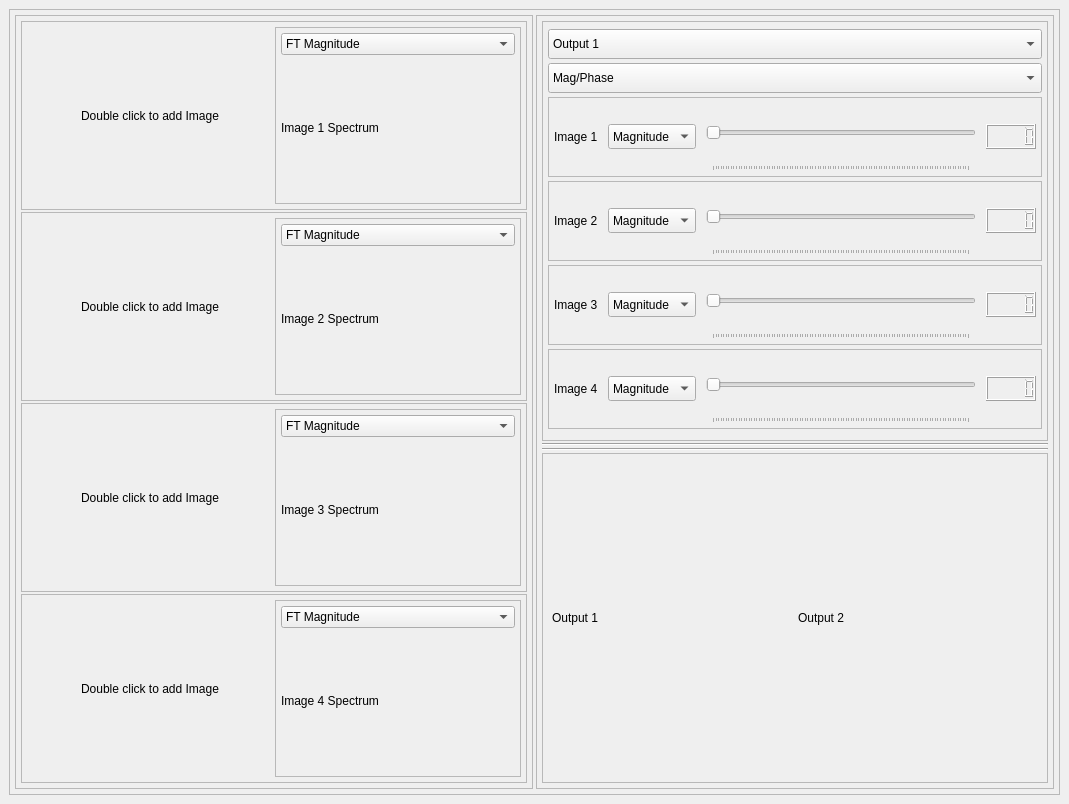
OmarAtef0/Fourier-Transform-Mixer, file task4.ui: the form before one commit.
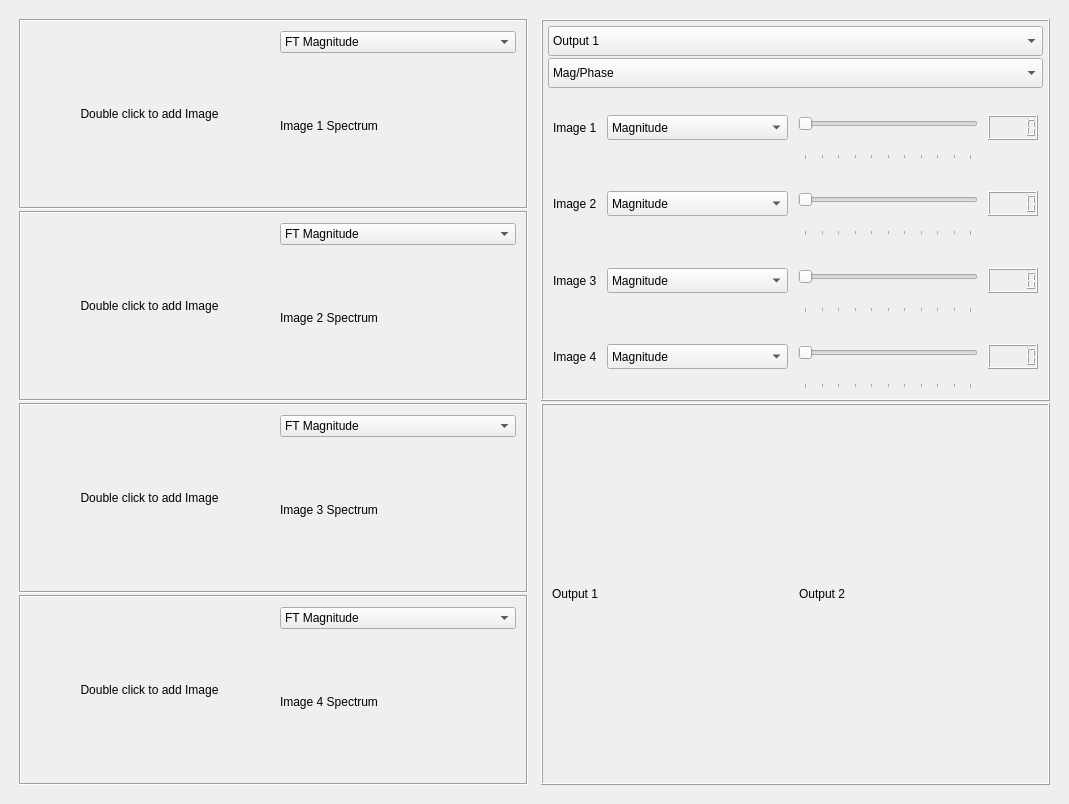
The form after the commit.

Diff of the .ui file:
```diff
--- a/task4.ui
+++ b/task4.ui
@@ -18,11 +18,14 @@
     <item>
      <widget class="QFrame" name="frame">
       <property name="frameShape">
-       <enum>QFrame::StyledPanel</enum>
+       <enum>QFrame::NoFrame</enum>
       </property>
       <property name="frameShadow">
        <enum>QFrame::Sunken</enum>
       </property>
+      <property name="lineWidth">
+       <number>1</number>
+      </property>
       <layout class="QHBoxLayout" name="horizontalLayout_2">
        <property name="spacing">
         <number>3</number>
@@ -54,11 +57,14 @@
           </size>
          </property>
          <property name="frameShape">
-          <enum>QFrame::StyledPanel</enum>
+          <enum>QFrame::NoFrame</enum>
          </property>
          <property name="frameShadow">
           <enum>QFrame::Sunken</enum>
          </property>
+         <property name="lineWidth">
+          <number>0</number>
+         </property>
          <layout class="QVBoxLayout" name="verticalLayout">
           <property name="spacing">
            <number>2</number>
@@ -84,11 +90,14 @@
              </sizepolicy>
             </property>
             <property name="frameShape">
-             <enum>QFrame::StyledPanel</enum>
+             <enum>QFrame::Box</enum>
             </property>
             <property name="frameShadow">
              <enum>QFrame::Sunken</enum>
             </property>
+            <property name="lineWidth">
+             <number>1</number>
+            </property>
             <layout class="QHBoxLayout" name="horizontalLayout_3">
              <property name="spacing">
               <number>2</number>
@@ -108,7 +117,7 @@
              <item>
               <widget class="QLabel" name="label_1">
                <property name="sizePolicy">
-                <sizepolicy hsizetype="Expanding" vsizetype="Preferred">
+                <sizepolicy hsizetype="Expanding" vsizetype="Expanding">
                  <horstretch>0</horstretch>
                  <verstretch>0</verstretch>
                 </sizepolicy>
@@ -132,11 +141,14 @@
              <item>
               <widget class="QFrame" name="frame_5">
                <property name="frameShape">
-                <enum>QFrame::StyledPanel</enum>
+                <enum>QFrame::NoFrame</enum>
                </property>
                <property name="frameShadow">
                 <enum>QFrame::Raised</enum>
                </property>
+               <property name="lineWidth">
+                <number>1</number>
+               </property>
                <layout class="QVBoxLayout" name="verticalLayout_2">
                 <property name="spacing">
                  <number>2</number>
@@ -155,6 +167,12 @@
                 </property>
                 <item>
                  <widget class="QComboBox" name="comboBox">
+                  <property name="sizePolicy">
+                   <sizepolicy hsizetype="Expanding" vsizetype="Fixed">
+                    <horstretch>0</horstretch>
+                    <verstretch>0</verstretch>
+                   </sizepolicy>
+                  </property>
                   <item>
                    <property name="text">
                     <string>FT Magnitude</string>
@@ -180,7 +198,7 @@
                 <item>
                  <widget class="QLabel" name="label_2">
                   <property name="sizePolicy">
-                   <sizepolicy hsizetype="Expanding" vsizetype="Preferred">
+                   <sizepolicy hsizetype="Expanding" vsizetype="Expanding">
                     <horstretch>0</horstretch>
                     <verstretch>0</verstretch>
                    </sizepolicy>
@@ -202,11 +220,14 @@
           <item>
            <widget class="QFrame" name="frame_6">
             <property name="frameShape">
-             <enum>QFrame::StyledPanel</enum>
+             <enum>QFrame::Box</enum>
             </property>
             <property name="frameShadow">
              <enum>QFrame::Sunken</enum>
             </property>
+            <property name="lineWidth">
+             <number>1</number>
+            </property>
             <layout class="QHBoxLayout" name="horizontalLayout_4">
              <property name="spacing">
               <number>2</number>
@@ -226,7 +247,7 @@
              <item>
               <widget class="QLabel" name="label_3">
                <property name="sizePolicy">
-                <sizepolicy hsizetype="Expanding" vsizetype="Preferred">
+                <sizepolicy hsizetype="Expanding" vsizetype="Expanding">
                  <horstretch>0</horstretch>
                  <verstretch>0</verstretch>
                 </sizepolicy>
@@ -246,11 +267,14 @@
              <item>
               <widget class="QFrame" name="frame_7">
                <property name="frameShape">
-                <enum>QFrame::StyledPanel</enum>
+                <enum>QFrame::NoFrame</enum>
                </property>
                <property name="frameShadow">
                 <enum>QFrame::Raised</enum>
                </property>
+               <property name="lineWidth">
+                <number>1</number>
+               </property>
                <layout class="QVBoxLayout" name="verticalLayout_3">
                 <property name="spacing">
                  <number>2</number>
@@ -269,6 +293,12 @@
                 </property>
                 <item>
                  <widget class="QComboBox" name="comboBox_2">
+                  <property name="sizePolicy">
+                   <sizepolicy hsizetype="Expanding" vsizetype="Fixed">
+                    <horstretch>0</horstretch>
+                    <verstretch>0</verstretch>
+                   </sizepolicy>
+                  </property>
                   <item>
                    <property name="text">
                     <string>FT Magnitude</string>
@@ -294,7 +324,7 @@
                 <item>
                  <widget class="QLabel" name="label_4">
                   <property name="sizePolicy">
-                   <sizepolicy hsizetype="Expanding" vsizetype="Preferred">
+                   <sizepolicy hsizetype="Expanding" vsizetype="Expanding">
                     <horstretch>0</horstretch>
                     <verstretch>0</verstretch>
                    </sizepolicy>
@@ -316,11 +346,14 @@
           <item>
            <widget class="QFrame" name="frame_8">
             <property name="frameShape">
-             <enum>QFrame::StyledPanel</enum>
+             <enum>QFrame::Box</enum>
             </property>
             <property name="frameShadow">
              <enum>QFrame::Sunken</enum>
             </property>
+            <property name="lineWidth">
+             <number>1</number>
+            </property>
             <layout class="QHBoxLayout" name="horizontalLayout_5">
              <property name="spacing">
               <number>2</number>
@@ -340,7 +373,7 @@
              <item>
               <widget class="QLabel" name="label_5">
                <property name="sizePolicy">
-                <sizepolicy hsizetype="Expanding" vsizetype="Preferred">
+                <sizepolicy hsizetype="Expanding" vsizetype="Expanding">
                  <horstretch>0</horstretch>
                  <verstretch>0</verstretch>
                 </sizepolicy>
@@ -360,11 +393,14 @@
              <item>
               <widget class="QFrame" name="frame_9">
                <property name="frameShape">
-                <enum>QFrame::StyledPanel</enum>
+                <enum>QFrame::NoFrame</enum>
                </property>
                <property name="frameShadow">
                 <enum>QFrame::Raised</enum>
                </property>
+               <property name="lineWidth">
+                <number>1</number>
+               </property>
                <layout class="QVBoxLayout" name="verticalLayout_4">
                 <property name="spacing">
                  <number>2</number>
@@ -383,6 +419,12 @@
                 </property>
                 <item>
                  <widget class="QComboBox" name="comboBox_3">
+                  <property name="sizePolicy">
+                   <sizepolicy hsizetype="Expanding" vsizetype="Fixed">
+                    <horstretch>0</horstretch>
+                    <verstretch>0</verstretch>
+                   </sizepolicy>
+                  </property>
                   <item>
                    <property name="text">
                     <string>FT Magnitude</string>
@@ -408,7 +450,7 @@
                 <item>
                  <widget class="QLabel" name="label_6">
                   <property name="sizePolicy">
-                   <sizepolicy hsizetype="Expanding" vsizetype="Preferred">
+                   <sizepolicy hsizetype="Expanding" vsizetype="Expanding">
                     <horstretch>0</horstretch>
                     <verstretch>0</verstretch>
                    </sizepolicy>
@@ -430,11 +472,14 @@
           <item>
            <widget class="QFrame" name="frame_10">
             <property name="frameShape">
-             <enum>QFrame::StyledPanel</enum>
+             <enum>QFrame::Box</enum>
             </property>
             <property name="frameShadow">
              <enum>QFrame::Sunken</enum>
             </property>
+            <property name="lineWidth">
+             <number>1</number>
+            </property>
             <layout class="QHBoxLayout" name="horizontalLayout_6">
              <property name="spacing">
               <number>2</number>
@@ -454,7 +499,7 @@
              <item>
               <widget class="QLabel" name="label_7">
                <property name="sizePolicy">
-                <sizepolicy hsizetype="Expanding" vsizetype="Preferred">
+                <sizepolicy hsizetype="Expanding" vsizetype="Expanding">
                  <horstretch>0</horstretch>
                  <verstretch>0</verstretch>
                 </sizepolicy>
@@ -474,11 +519,14 @@
              <item>
               <widget class="QFrame" name="frame_11">
                <property name="frameShape">
-                <enum>QFrame::StyledPanel</enum>
+                <enum>QFrame::NoFrame</enum>
                </property>
                <property name="frameShadow">
                 <enum>QFrame::Raised</enum>
                </property>
+               <property name="lineWidth">
+                <number>1</number>
+               </property>
                <layout class="QVBoxLayout" name="verticalLayout_5">
                 <property name="spacing">
                  <number>2</number>
@@ -497,6 +545,12 @@
                 </property>
                 <item>
                  <widget class="QComboBox" name="comboBox_4">
+                  <property name="sizePolicy">
+                   <sizepolicy hsizetype="Expanding" vsizetype="Fixed">
+                    <horstretch>0</horstretch>
+                    <verstretch>0</verstretch>
+                   </sizepolicy>
+                  </property>
                   <item>
                    <property name="text">
                     <string>FT Magnitude</string>
@@ -522,7 +576,7 @@
                 <item>
                  <widget class="QLabel" name="label_8">
                   <property name="sizePolicy">
-                   <sizepolicy hsizetype="Expanding" vsizetype="Preferred">
+                   <sizepolicy hsizetype="Expanding" vsizetype="Expanding">
                     <horstretch>0</horstretch>
                     <verstretch>0</verstretch>
                    </sizepolicy>
@@ -547,11 +601,14 @@
        <item>
         <widget class="QFrame" name="frame_3">
          <property name="frameShape">
-          <enum>QFrame::StyledPanel</enum>
+          <enum>QFrame::NoFrame</enum>
          </property>
          <property name="frameShadow">
           <enum>QFrame::Sunken</enum>
          </property>
+         <property name="lineWidth">
+          <number>0</number>
+         </property>
          <layout class="QVBoxLayout" name="verticalLayout_6">
           <property name="spacing">
            <number>2</number>
@@ -577,11 +634,14 @@
              </size>
             </property>
             <property name="frameShape">
-             <enum>QFrame::StyledPanel</enum>
+             <enum>QFrame::Box</enum>
             </property>
             <property name="frameShadow">
              <enum>QFrame::Raised</enum>
             </property>
+            <property name="lineWidth">
+             <number>1</number>
+            </property>
             <layout class="QVBoxLayout" name="verticalLayout_8">
              <property name="spacing">
               <number>2</number>
@@ -600,6 +660,12 @@
              </property>
              <item>
               <widget class="QComboBox" name="outputBox">
+               <property name="sizePolicy">
+                <sizepolicy hsizetype="Expanding" vsizetype="Fixed">
+                 <horstretch>0</horstretch>
+                 <verstretch>0</verstretch>
+                </sizepolicy>
+               </property>
                <property name="minimumSize">
                 <size>
                  <width>0</width>
@@ -620,6 +686,12 @@
              </item>
              <item>
               <widget class="QComboBox" name="modeCombo">
+               <property name="sizePolicy">
+                <sizepolicy hsizetype="Expanding" vsizetype="Fixed">
+                 <horstretch>0</horstretch>
+                 <verstretch>0</verstretch>
+                </sizepolicy>
+               </property>
                <property name="minimumSize">
                 <size>
                  <width>0</width>
@@ -647,11 +719,14 @@
                 </size>
                </property>
                <property name="frameShape">
-                <enum>QFrame::StyledPanel</enum>
+                <enum>QFrame::NoFrame</enum>
                </property>
                <property name="frameShadow">
                 <enum>QFrame::Raised</enum>
                </property>
+               <property name="lineWidth">
+                <number>1</number>
+               </property>
                <layout class="QHBoxLayout" name="horizontalLayout_7">
                 <property name="spacing">
                  <number>10</number>
@@ -677,6 +752,12 @@
                 </item>
                 <item>
                  <widget class="QComboBox" name="comboBox_6">
+                  <property name="sizePolicy">
+                   <sizepolicy hsizetype="Expanding" vsizetype="Fixed">
+                    <horstretch>0</horstretch>
+                    <verstretch>0</verstretch>
+                   </sizepolicy>
+                  </property>
                   <property name="minimumSize">
                    <size>
                     <width>0</width>
@@ -757,7 +838,6 @@
                   </property>
                   <property name="font">
                    <font>
-                    <weight>75</weight>
                     <bold>true</bold>
                    </font>
                   </property>
@@ -775,11 +855,14 @@
                 </size>
                </property>
                <property name="frameShape">
-                <enum>QFrame::StyledPanel</enum>
+                <enum>QFrame::NoFrame</enum>
                </property>
                <property name="frameShadow">
                 <enum>QFrame::Raised</enum>
                </property>
+               <property name="lineWidth">
+                <number>1</number>
+               </property>
                <layout class="QHBoxLayout" name="horizontalLayout_8">
                 <property name="spacing">
                  <number>10</number>
@@ -805,6 +888,12 @@
                 </item>
                 <item>
                  <widget class="QComboBox" name="comboBox_7">
+                  <property name="sizePolicy">
+                   <sizepolicy hsizetype="Expanding" vsizetype="Fixed">
+                    <horstretch>0</horstretch>
+                    <verstretch>0</verstretch>
+                   </sizepolicy>
+                  </property>
                   <property name="minimumSize">
                    <size>
                     <width>0</width>
@@ -882,7 +971,6 @@
                   </property>
                   <property name="font">
                    <font>
-                    <weight>75</weight>
                     <bold>true</bold>
                    </font>
                   </property>
@@ -900,11 +988,14 @@
                 </size>
                </property>
                <property name="frameShape">
-                <enum>QFrame::StyledPanel</enum>
+                <enum>QFrame::NoFrame</enum>
                </property>
                <property name="frameShadow">
                 <enum>QFrame::Raised</enum>
                </property>
+               <property name="lineWidth">
+                <number>1</number>
+               </property>
                <layout class="QHBoxLayout" name="horizontalLayout_10">
                 <property name="spacing">
                  <number>10</number>
@@ -930,6 +1021,12 @@
                 </item>
                 <item>
                  <widget class="QComboBox" name="comboBox_8">
+                  <property name="sizePolicy">
+                   <sizepolicy hsizetype="Expanding" vsizetype="Fixed">
+                    <horstretch>0</horstretch>
+                    <verstretch>0</verstretch>
+                   </sizepolicy>
+                  </property>
                   <property name="minimumSize">
                    <size>
                     <width>0</width>
@@ -1007,7 +1104,6 @@
                   </property>
                   <property name="font">
                    <font>
-                    <weight>75</weight>
                     <bold>true</bold>
                    </font>
                   </property>
@@ -1025,11 +1121,14 @@
                 </size>
                </property>
                <property name="frameShape">
-                <enum>QFrame::StyledPanel</enum>
+                <enum>QFrame::NoFrame</enum>
                </property>
                <property name="frameShadow">
                 <enum>QFrame::Raised</enum>
                </property>
+               <property name="lineWidth">
+                <number>1</number>
+               </property>
                <layout class="QHBoxLayout" name="horizontalLayout_9">
                 <property name="spacing">
                  <number>10</number>
@@ -1055,6 +1154,12 @@
                 </item>
                 <item>
                  <widget class="QComboBox" name="comboBox_9">
+                  <property name="sizePolicy">
+                   <sizepolicy hsizetype="Expanding" vsizetype="Fixed">
+                    <horstretch>0</horstretch>
+                    <verstretch>0</verstretch>
+                   </sizepolicy>
+                  </property>
                   <property name="minimumSize">
                    <size>
                     <width>0</width>
@@ -1132,7 +1237,6 @@
                   </property>
                   <property name="font">
                    <font>
-                    <weight>75</weight>
                     <bold>true</bold>
                    </font>
                   </property>
@@ -1144,31 +1248,26 @@
             </layout>
            </widget>
           </item>
-          <item>
-           <widget class="Line" name="line">
-            <property name="orientation">
-             <enum>Qt::Horizontal</enum>
-            </property>
-           </widget>
-          </item>
-          <item>
-           <widget class="Line" name="line_2">
-            <property name="orientation">
-             <enum>Qt::Horizontal</enum>
-            </property>
-           </widget>
-          </item>
           <item>
            <widget class="QFrame" name="frame_13">
             <property name="frameShape">
-             <enum>QFrame::StyledPanel</enum>
+             <enum>QFrame::Box</enum>
             </property>
             <property name="frameShadow">
              <enum>QFrame::Raised</enum>
             </property>
+            <property name="lineWidth">
+             <number>1</number>
+            </property>
             <layout class="QHBoxLayout" name="horizontalLayout_11">
              <item>
               <widget class="QLabel" name="outputlabel">
+               <property name="sizePolicy">
+                <sizepolicy hsizetype="Expanding" vsizetype="Expanding">
+                 <horstretch>0</horstretch>
+                 <verstretch>0</verstretch>
+                </sizepolicy>
+               </property>
                <property name="maximumSize">
                 <size>
                  <width>500</width>
@@ -1186,6 +1285,12 @@
              </item>
              <item>
               <widget class="QLabel" name="outputlabel_2">
+               <property name="sizePolicy">
+                <sizepolicy hsizetype="Expanding" vsizetype="Expanding">
+                 <horstretch>0</horstretch>
+                 <verstretch>0</verstretch>
+                </sizepolicy>
+               </property>
                <property name="maximumSize">
                 <size>
                  <width>500</width>
```
